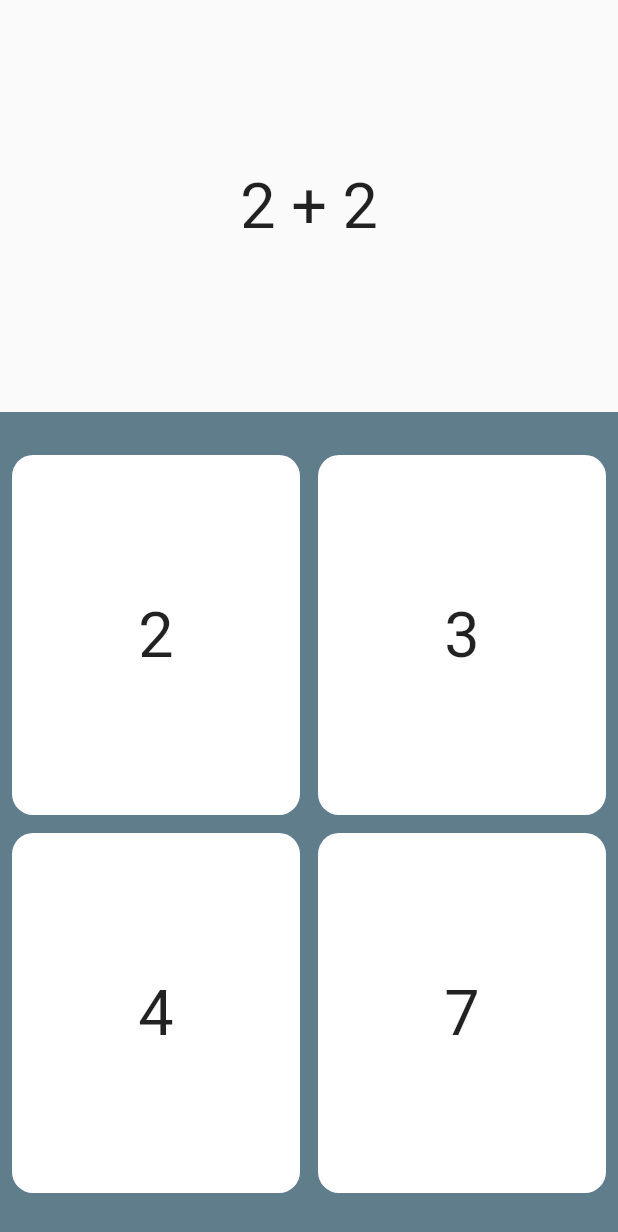
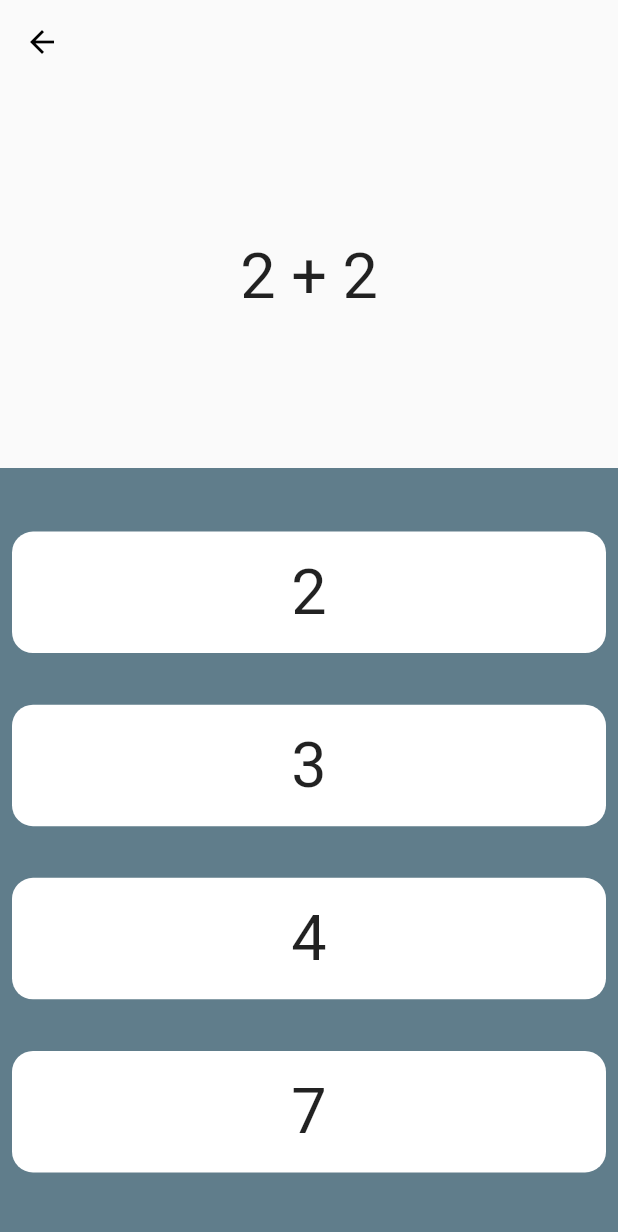
Before and after one commit to AlexandreCollin/calculus, a Flutter app: the screen it shows after launch, after a tap on "Start", on a phone screen of 412 x 824 dp. Shown: the top 1232 px of the screen. Run offline on Flutter 3.47's test engine with Material 2 defaults, Android fonts, the phone set to English and light mode, and no system bars.

Commit message:
add: difficulty params

```diff
--- a/lib/main.dart
+++ b/lib/main.dart
@@ -10,9 +10,18 @@ class Calculus extends StatelessWidget {
 
   @override
   Widget build(BuildContext context) {
-    return const MaterialApp(
+    return MaterialApp(
+      theme: ThemeData(
+        appBarTheme: const AppBarTheme(
+          backgroundColor: Colors.transparent,
+          elevation: 0,
+          iconTheme: IconThemeData(
+            color: Colors.black,
+          ),
+        ),
+      ),
       debugShowCheckedModeBanner: false,
-      home: StartPage(),
+      home: const StartPage(),
     );
   }
 }
--- a/lib/pages/game/components/answers.dart
+++ b/lib/pages/game/components/answers.dart
@@ -20,17 +20,13 @@ class Answers extends StatelessWidget {
         color: Colors.blueGrey,
       ),
       child: Padding(
-        padding: const EdgeInsets.all(8.0),
-        child: Center(
-          child: GridView.count(
-            shrinkWrap: true,
-            physics: const NeverScrollableScrollPhysics(),
-            crossAxisCount: (question.answers.length / 2).round(),
-            childAspectRatio: 0.8,
-            mainAxisSpacing: 12.0,
-            crossAxisSpacing: 12.0,
+        padding: const EdgeInsets.symmetric(horizontal: 8.0, vertical: 16.0),
+        child: Column(
+          mainAxisAlignment: MainAxisAlignment.spaceEvenly,
           children: question.answers.map((e) {
-              return InkWell(
+            return Padding(
+              padding: const EdgeInsets.symmetric(vertical: 8.0),
+              child: InkWell(
                 onTap: () => onAnswer(e),
                 child: DecoratedBox(
                   decoration: BoxDecoration(
@@ -43,6 +39,8 @@ class Answers extends StatelessWidget {
                                 : Colors.white,
                     borderRadius: BorderRadius.circular(14),
                   ),
+                  child: Padding(
+                    padding: const EdgeInsets.symmetric(vertical: 16.0),
                     child: Center(
                       child: Text(
                         e,
@@ -52,9 +50,10 @@ class Answers extends StatelessWidget {
                       ),
                     ),
                   ),
+                ),
+              ),
             );
           }).toList(),
-          ),
         ),
       ),
     );
--- a/lib/pages/game/game_page.dart
+++ b/lib/pages/game/game_page.dart
@@ -4,7 +4,12 @@ import 'package:calculus/pages/game/utils/question_generator.dart';
 import 'package:flutter/material.dart';
 
 class GamePage extends StatefulWidget {
-  const GamePage({super.key});
+  const GamePage({
+    super.key,
+    required this.difficulty,
+  });
+
+  final Difficulty difficulty;
 
   @override
   State<GamePage> createState() => _GamePageState();
@@ -17,21 +22,21 @@ class _GamePageState extends State<GamePage> {
   @override
   void initState() {
     super.initState();
-    _actualQuestion = QuestionGenerator.easy();
+    _actualQuestion = QuestionGenerator.byDifficulty(widget.difficulty);
   }
 
   void _nextQuestion() {
     setState(() {
-      _actualQuestion = QuestionGenerator.easy();
       selectedAnswer = null;
+      _actualQuestion = QuestionGenerator.byDifficulty(widget.difficulty);
     });
   }
 
   @override
   Widget build(BuildContext context) {
     return Scaffold(
-      body: SafeArea(
-        child: Column(
+      appBar: AppBar(),
+      body: Column(
         children: [
           Expanded(
             flex: 1,
@@ -64,7 +69,6 @@ class _GamePageState extends State<GamePage> {
           ),
         ],
       ),
-      ),
     );
   }
 }
--- a/lib/pages/game/utils/question_generator.dart
+++ b/lib/pages/game/utils/question_generator.dart
@@ -3,17 +3,27 @@ import 'package:calculus/pages/game/models/symbols.dart';
 import 'package:calculus/pages/game/utils/answer_generator.dart';
 import 'package:calculus/pages/game/utils/calculation_generator.dart';
 
+enum Difficulty {
+  easy(0, "Easy"),
+  medium(1, "Medium"),
+  hard(2, "Hard");
+
+  const Difficulty(this.value, this.name);
+
+  final int value;
+  final String name;
+}
+
 class QuestionGenerator {
   static double _compute(String operation) {
     final List<String> values = operation.split(" ");
-    double result = 0;
+    double result = double.parse(values[0]);
 
-    for (int i = 0; i < values.length; i += 3) {
-      final double value1 = double.parse(values[i]);
-      final Symbols symbol = Symbols.fromString(values[i + 1]);
-      final double value2 = double.parse(values[i + 2]);
+    for (int i = 1; i < values.length; i += 2) {
+      final Symbols symbol = Symbols.fromString(values[i]);
+      final double value = double.parse(values[i + 1]);
 
-      result += symbol.compute(value1, value2);
+      result = symbol.compute(result, value);
     }
     return result;
   }
@@ -53,4 +63,35 @@ class QuestionGenerator {
       precision: 0,
     );
   }
+
+  static Question medium() {
+    return _generate(
+      minValue: 1,
+      maxValue: 100,
+      symbols: [Symbols.addition],
+      maxCalculations: 3,
+      precision: 0,
+    );
+  }
+
+  static Question hard() {
+    return _generate(
+      minValue: 1,
+      maxValue: 9,
+      symbols: [Symbols.addition],
+      maxCalculations: 1,
+      precision: 0,
+    );
+  }
+
+  static Question byDifficulty(Difficulty difficulty) {
+    switch (difficulty) {
+      case Difficulty.easy:
+        return easy();
+      case Difficulty.medium:
+        return medium();
+      case Difficulty.hard:
+        return hard();
+    }
+  }
 }
--- a/lib/pages/start/start_page.dart
+++ b/lib/pages/start/start_page.dart
@@ -1,4 +1,5 @@
 import 'package:calculus/pages/game/game_page.dart';
+import 'package:calculus/pages/game/utils/question_generator.dart';
 import 'package:flutter/material.dart';
 
 class StartPage extends StatefulWidget {
@@ -9,16 +10,56 @@ class StartPage extends StatefulWidget {
 }
 
 class _StartPageState extends State<StartPage> {
+  Difficulty _difficulty = Difficulty.easy;
+
   @override
   Widget build(BuildContext context) {
     return Scaffold(
       body: SafeArea(
         child: Center(
-          child: ElevatedButton(
-            onPressed: () => Navigator.of(context).push(
-              MaterialPageRoute(builder: (context) => const GamePage()),
-            ),
-            child: const Text("Start"),
+          child: Column(
+            mainAxisAlignment: MainAxisAlignment.center,
+            children: [
+              Padding(
+                padding: const EdgeInsets.symmetric(horizontal: 50.0),
+                child: Column(
+                  crossAxisAlignment: CrossAxisAlignment.start,
+                  children: [
+                    const Padding(
+                      padding: EdgeInsets.only(left: 23.0),
+                      child: Text("Difficulty"),
+                    ),
+                    Slider(
+                      label: _difficulty.name,
+                      value: _difficulty.value.toDouble(),
+                      max: Difficulty.hard.value.toDouble(),
+                      divisions: 2,
+                      onChanged: (value) {
+                        setState(() {
+                          _difficulty = Difficulty.values[value.toInt()];
+                        });
+                      },
+                    ),
+                  ],
+                ),
+              ),
+              ElevatedButton(
+                onPressed: () => Navigator.of(context).push(
+                  MaterialPageRoute(
+                    builder: (context) => GamePage(
+                      difficulty: _difficulty,
+                    ),
+                  ),
+                ),
+                child: const Padding(
+                  padding: EdgeInsets.symmetric(
+                    horizontal: 42.0,
+                    vertical: 16.0,
+                  ),
+                  child: Text("Start"),
+                ),
+              ),
+            ],
           ),
         ),
       ),
```
Lines whose indentation alone changed are shown as unchanged.
